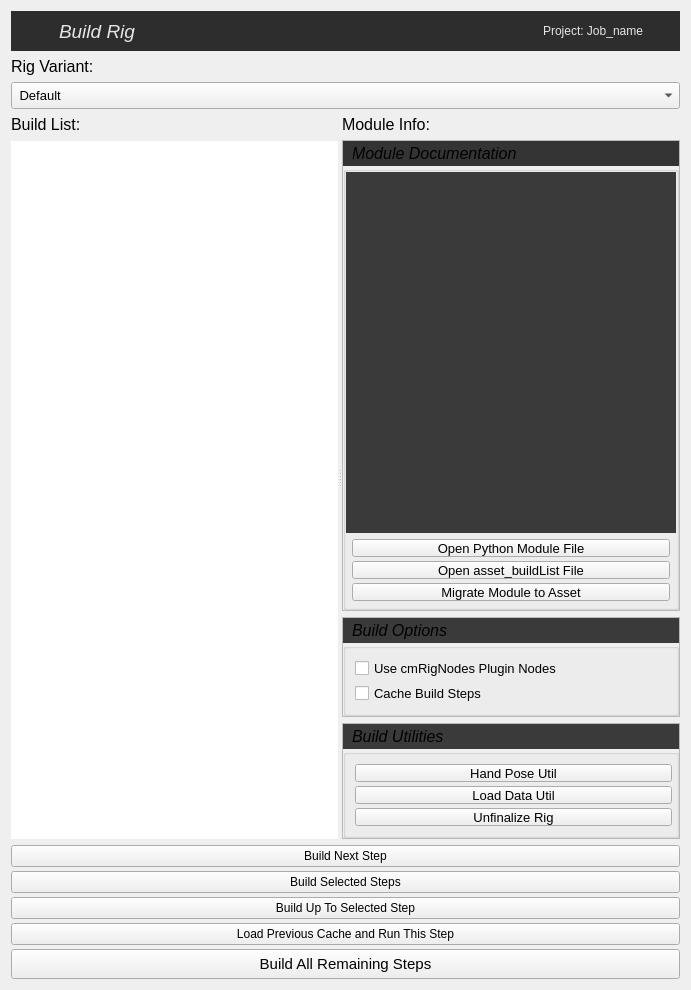
First picture: the form in gui/build.ui, repository digitaldebrisvideo/rigBot_v2, before the edit.
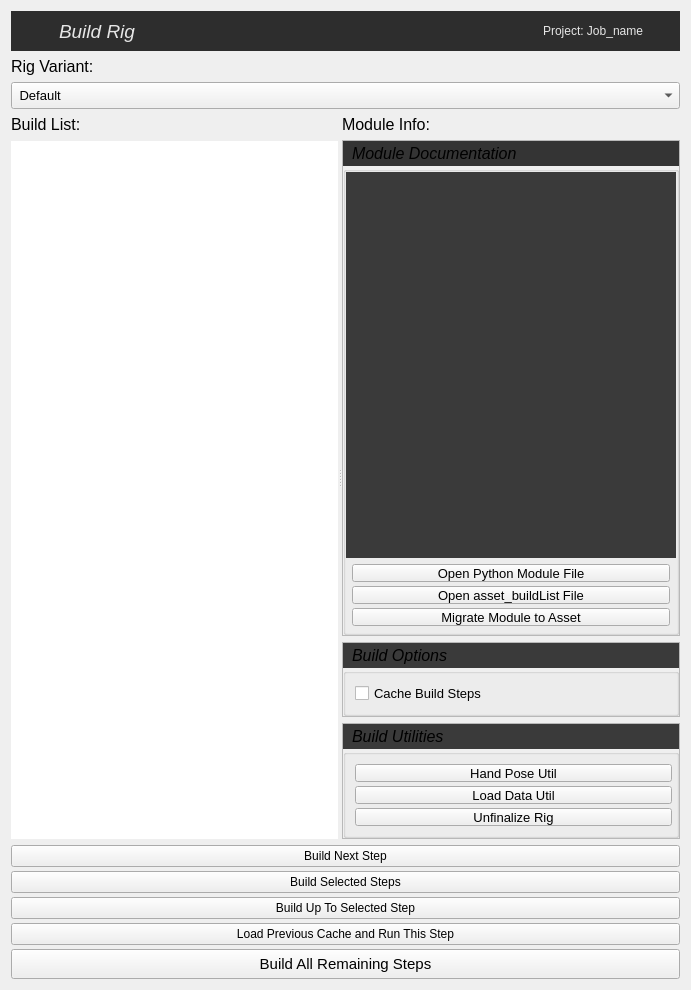
Second picture: the form after the edit.

Commit message: encBiped Build

```diff
--- a/gui/build.ui
+++ b/gui/build.ui
@@ -564,16 +564,6 @@
                  <property name="bottomMargin">
                   <number>9</number>
                  </property>
-                 <item>
-                  <widget class="QCheckBox" name="use_plugin_chx">
-                   <property name="toolTip">
-                    <string>Use  rigBot comms rig nodes to build this rig OR use vanilla Maya</string>
-                   </property>
-                   <property name="text">
-                    <string>Use cmRigNodes Plugin Nodes</string>
-                   </property>
-                  </widget>
-                 </item>
                  <item>
                   <widget class="QCheckBox" name="cache_chx">
                    <property name="toolTip">
```
Left out of the diff: 68 changed lines with no effect on the pictures. The commit also changes 72 other files.
